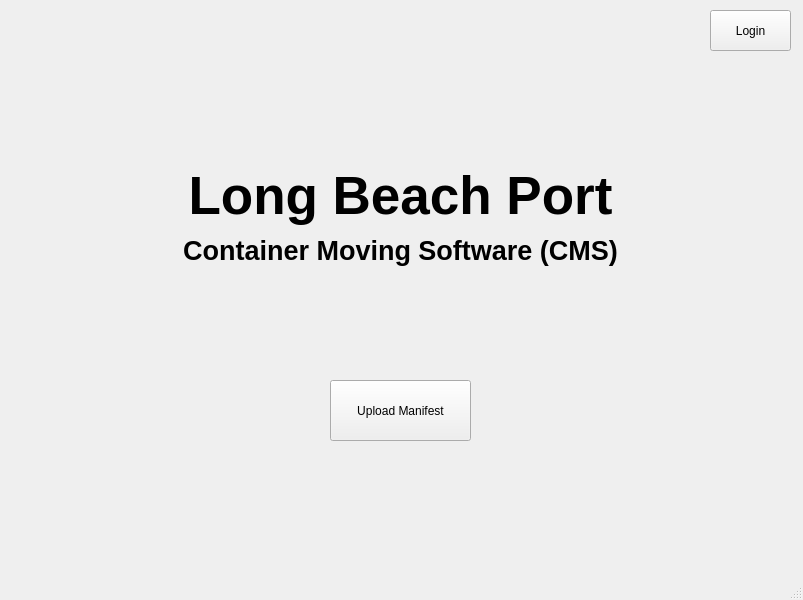
This is Port_Project/mainwindow.ui in jxgonz/HIghlander-Solutions as Qt 5 draws it before an edit. The edited form follows.
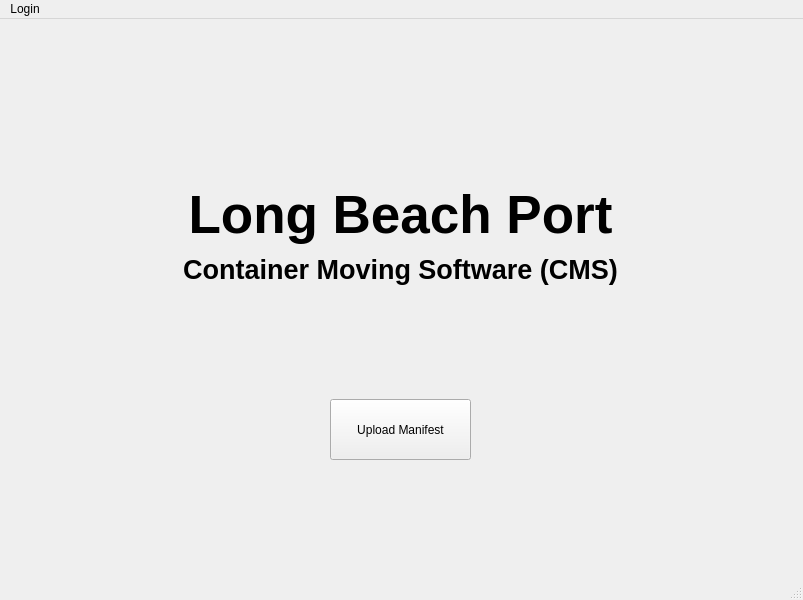
This is the edited form.

Commit message: Added login in menu bar

```diff
--- a/Port_Project/mainwindow.ui
+++ b/Port_Project/mainwindow.ui
@@ -27,19 +27,6 @@
      <string>Upload Manifest</string>
     </property>
    </widget>
-   <widget class="QPushButton" name="pushButton_Login_MainWindow">
-    <property name="geometry">
-     <rect>
-      <x>710</x>
-      <y>10</y>
-      <width>81</width>
-      <height>41</height>
-     </rect>
-    </property>
-    <property name="text">
-     <string>Login</string>
-    </property>
-   </widget>
    <widget class="QLabel" name="label">
     <property name="geometry">
      <rect>
@@ -94,6 +81,12 @@
      <height>22</height>
     </rect>
    </property>
+   <widget class="QMenu" name="menuLogin">
+    <property name="title">
+     <string>Login</string>
+    </property>
+   </widget>
+   <addaction name="menuLogin"/>
   </widget>
   <widget class="QStatusBar" name="statusbar"/>
  </widget>
```
Left out of the diff: 19 changed lines with no effect on the pictures. The commit also changes 1 other file.
